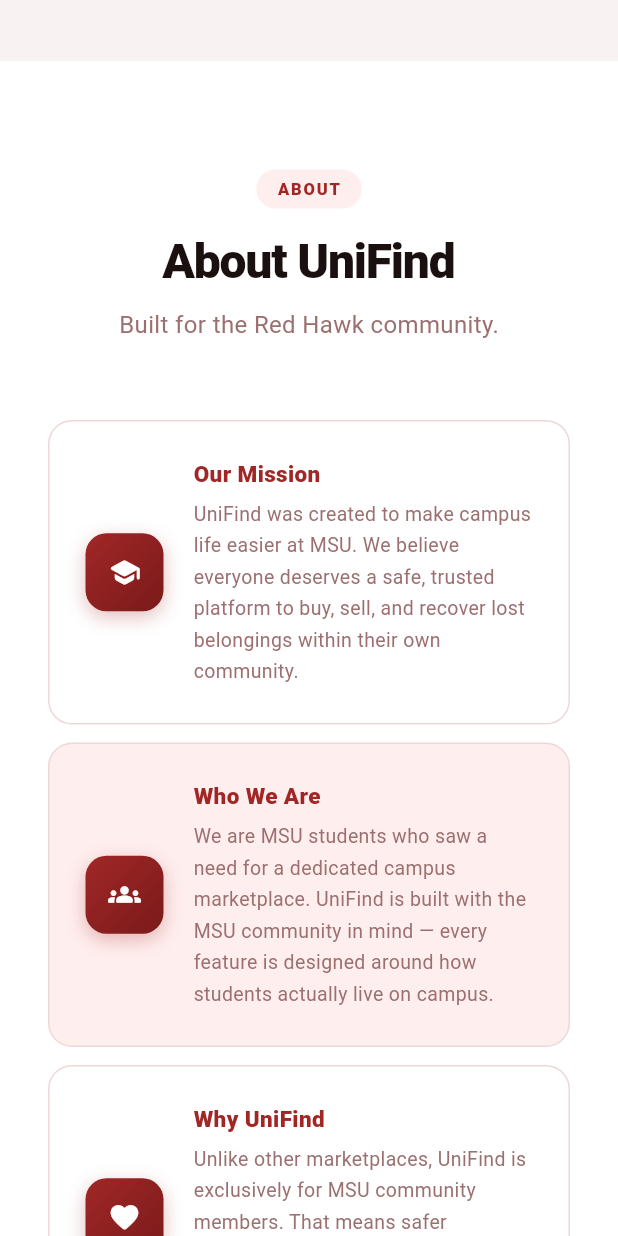
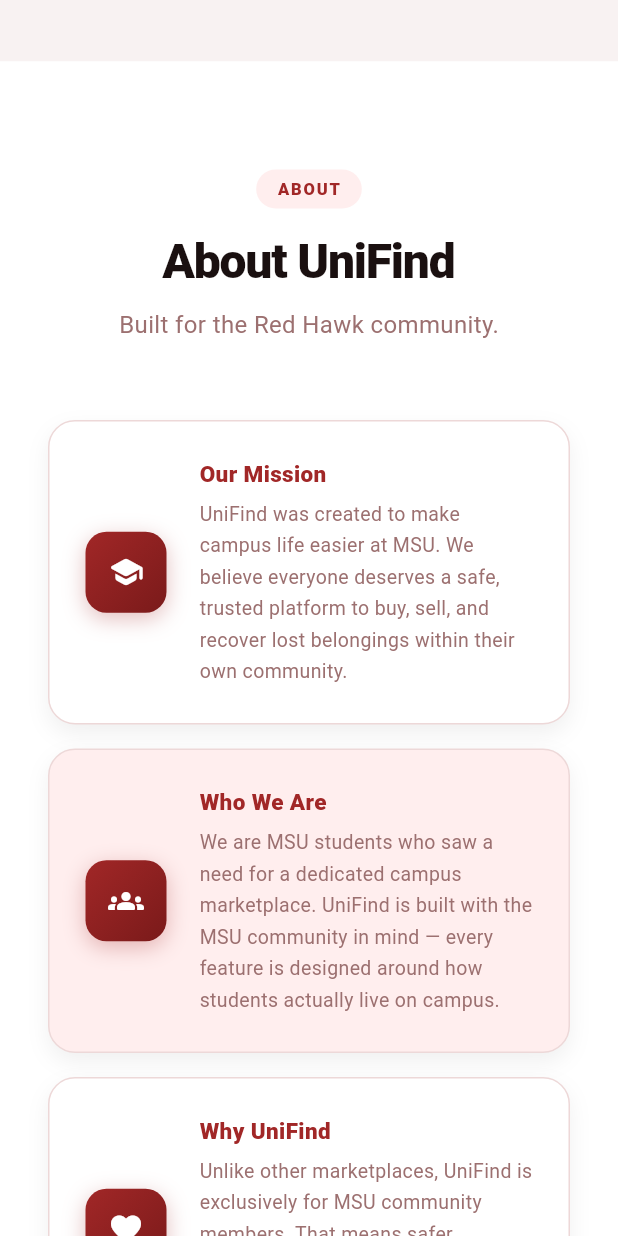
Before and after one commit to Krishita22/UniFind, a Flutter app: the screen it shows after launch, scrolled down 2880 dp, on a phone screen of 412 x 824 dp. Run offline on Flutter 3.47's test engine with Material 3 defaults, Android fonts, the phone set to English and light mode, and no system bars; Roboto replaces fonts that are missing (Georgia).

Commit message:
Animation and styling edits

```diff
--- a/unifind_flutter/lib/main.dart
+++ b/unifind_flutter/lib/main.dart
@@ -527,15 +527,7 @@
       child: Row(
         children: [
           // Brand
-          Row(
-            children: [
-              Image.asset(
-                'assets/images/whitelogo.png',
-                height: 44,
-                fit: BoxFit.contain,
-              ),
-            ],
-          ),
+          _AnimatedLogo(),
           const Spacer(),
           ...(<String, VoidCallback>{'About': onAbout, 'How It Works': onHow, 'FAQ': onFaq}).entries.map((e) => Padding(
                 padding: const EdgeInsets.only(right: 4),
@@ -552,6 +544,40 @@
           const SizedBox(width: 8),
           _PillButton(label: 'Sign Up', icon: Icons.person_add_rounded, onTap: onLogin),
         ],
+      ),
+    );
+  }
+}
+
+class _AnimatedLogo extends StatefulWidget {
+  @override
+  State<_AnimatedLogo> createState() => _AnimatedLogoState();
+}
+
+class _AnimatedLogoState extends State<_AnimatedLogo> {
+  bool _hovered = false;
+
+  @override
+  Widget build(BuildContext context) {
+    return MouseRegion(
+      cursor: SystemMouseCursors.click,
+
+      onEnter: (_) => setState(() => _hovered = true),
+      onExit: (_) => setState(() => _hovered = false),
+
+      child: AnimatedScale(
+        scale: _hovered ? 1.08 : 1.0,
+        duration: const Duration(milliseconds: 180),
+        curve: Curves.easeOutCubic,
+
+        child: AnimatedContainer(
+          duration: const Duration(milliseconds: 180),
+          child: Image.asset(
+            'assets/images/whitelogo.png',
+            height: 44,
+            fit: BoxFit.contain,
+          ),
+        ),
       ),
     );
   }
@@ -1052,47 +1078,134 @@
   }
 }
 
-class _AboutRow extends StatelessWidget {
+class _AboutRow extends StatefulWidget {
   final IconData icon;
   final String title, desc;
   final bool shaded;
-  const _AboutRow({required this.icon, required this.title, required this.desc, required this.shaded});
-
-  @override
-  Widget build(BuildContext context) {
-    return Container(
+
+  const _AboutRow({
+    required this.icon,
+    required this.title,
+    required this.desc,
+    required this.shaded,
+  });
+
+  @override
+  State<_AboutRow> createState() => _AboutRowState();
+}
+
+class _AboutRowState extends State<_AboutRow> {
+  bool _hovered = false;
+
+  @override
+  Widget build(BuildContext context) {
+    return MouseRegion(
+      cursor: SystemMouseCursors.click,
+
+      onEnter: (_) => setState(() => _hovered = true),
+      onExit: (_) => setState(() => _hovered = false),
+
+      child: AnimatedContainer(
+        duration: const Duration(milliseconds: 200),
+        curve: Curves.easeOutCubic,
+
+        transform: _hovered
+            ? Matrix4.translationValues(0, -8, 0)
+            : Matrix4.identity(),
+
         width: double.infinity,
         padding: const EdgeInsets.all(24),
-      margin: const EdgeInsets.only(bottom: 12),
-      decoration: BoxDecoration(
-        color: shaded ? cRedLight : cSurface,
-        borderRadius: BorderRadius.circular(16),
-        border: Border.all(color: cBorder),
-      ),
+        margin: const EdgeInsets.only(bottom: 16),
+
+        decoration: BoxDecoration(
+          color: widget.shaded ? cRedLight : cSurface,
+
+          borderRadius: BorderRadius.circular(18),
+
+          border: Border.all(
+            color: _hovered
+                ? cRed.withValues(alpha: 0.4)
+                : cBorder,
+          ),
+
+          boxShadow: [
+            BoxShadow(
+              color: _hovered
+                  ? cRed.withValues(alpha: 0.18)
+                  : Colors.black.withValues(alpha: 0.06),
+
+              blurRadius: _hovered ? 24 : 12,
+              offset: const Offset(0, 6),
+            ),
+          ],
+        ),
+
         child: Row(
           children: [
-          Container(
-            width: 52,
-            height: 52,
-            decoration: BoxDecoration(
-              gradient: const LinearGradient(colors: [cRed, cRedDark], begin: Alignment.topLeft, end: Alignment.bottomRight),
+            AnimatedContainer(
+              duration: const Duration(milliseconds: 200),
+
+              width: 54,
+              height: 54,
+
+              decoration: BoxDecoration(
+                gradient: const LinearGradient(
+                  colors: [cRed, cRedDark],
+                  begin: Alignment.topLeft,
+                  end: Alignment.bottomRight,
+                ),
+
                 borderRadius: BorderRadius.circular(14),
-              boxShadow: [BoxShadow(color: cRed.withValues(alpha: 0.3), blurRadius: 10, offset: const Offset(0, 4))],
-            ),
-            child: Icon(icon, color: Colors.white, size: 22),
-          ),
-          const SizedBox(width: 20),
+
+                boxShadow: [
+                  BoxShadow(
+                    color: cRed.withValues(alpha: 0.3),
+                    blurRadius: 12,
+                    offset: const Offset(0, 4),
+                  ),
+                ],
+              ),
+
+              child: Icon(
+                widget.icon,
+                color: Colors.white,
+                size: 24,
+              ),
+            ),
+
+            const SizedBox(width: 22),
+
             Expanded(
               child: Column(
                 crossAxisAlignment: CrossAxisAlignment.start,
-              children: [
-                Text(title, style: const TextStyle(fontSize: 15, fontWeight: FontWeight.w800, color: cRed)),
+
+                children: [
+                  Text(
+                    widget.title,
+
+                    style: const TextStyle(
+                      fontSize: 15,
+                      fontWeight: FontWeight.w800,
+                      color: cRed,
+                    ),
+                  ),
+
                   const SizedBox(height: 6),
-                Text(desc, style: const TextStyle(fontSize: 13, color: cMuted, height: 1.6)),
-              ],
-            ),
-          ),
-        ],
+
+                  Text(
+                    widget.desc,
+
+                    style: const TextStyle(
+                      fontSize: 13,
+                      color: cMuted,
+                      height: 1.6,
+                    ),
+                  ),
+                ],
+              ),
+            ),
+          ],
+        ),
       ),
     );
   }
```
Lines whose indentation alone changed are shown as unchanged.
